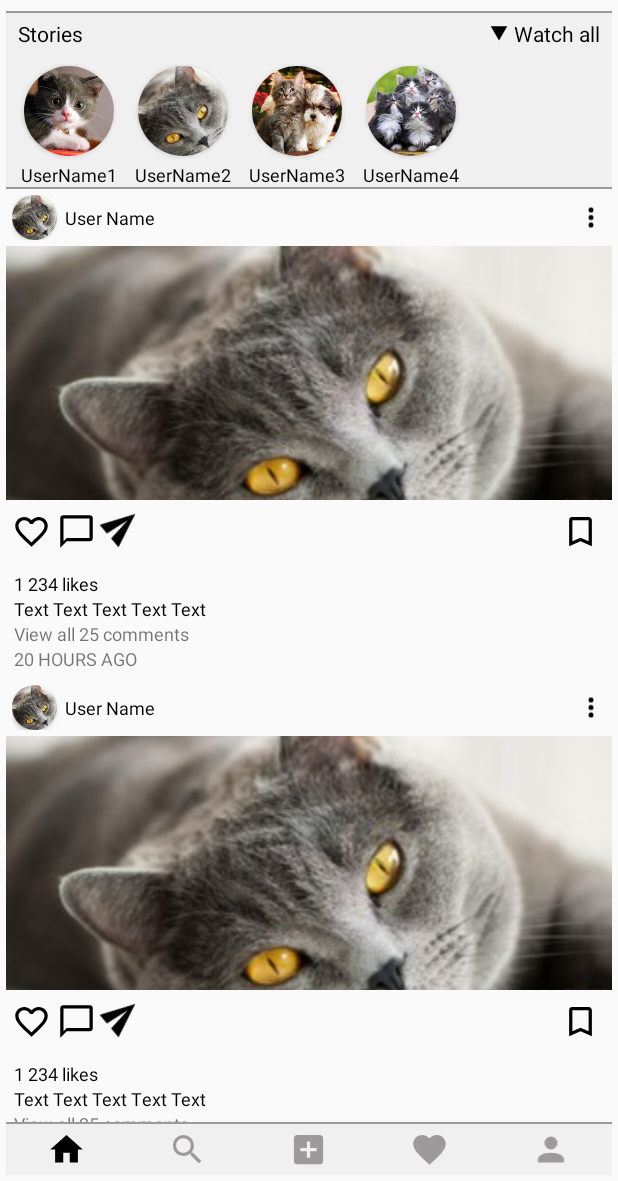
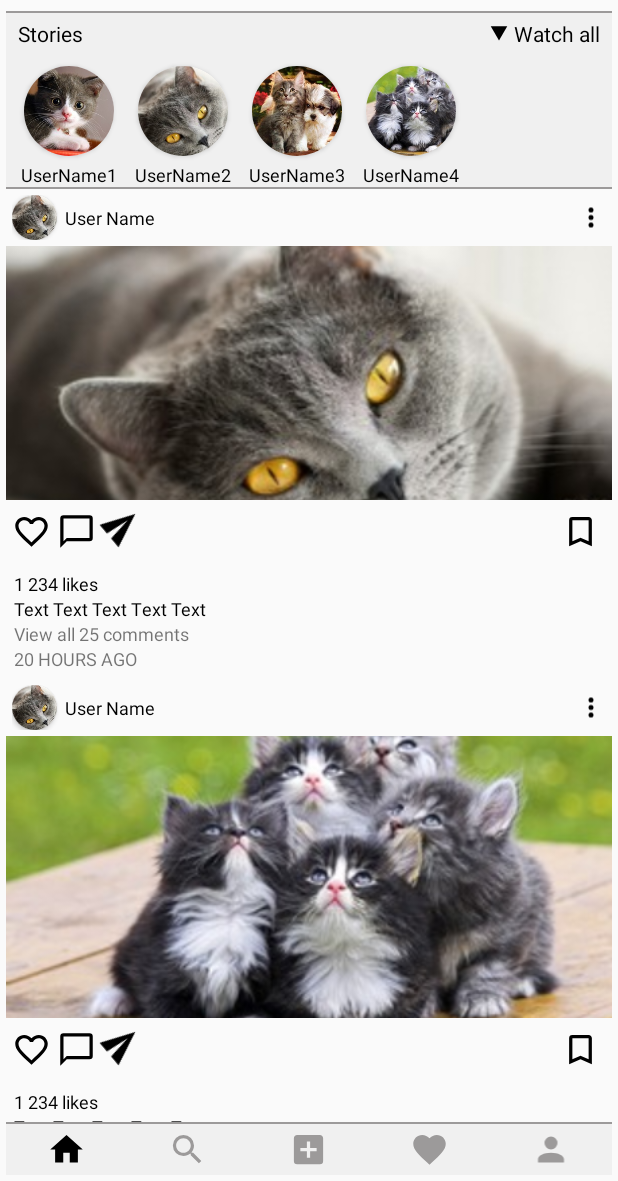
Before and after one commit to BEKTOP/HWork07_UI_Layouts, an Android app: the screen it shows after launch (MainActivity), on a phone screen of 412 x 824 dp, the part 55-1236 px from its top. Run offline under Robolectric (Android 15) with nearby library versions, the phone set to English and light mode, and no system bars.

Commit message:
the end2

```diff
--- a/app/src/main/res/layout/home_activity.xml
+++ b/app/src/main/res/layout/home_activity.xml
@@ -41,7 +41,7 @@
             android:layout_height="wrap_content"
             android:orientation="vertical">
 
-            <include layout="@layout/post_one"/>
+            <include layout="@layout/post_two"/>
 
             <include layout="@layout/post_one"/>
         </LinearLayout>
--- a/app/src/main/res/layout/post_one_content.xml
+++ b/app/src/main/res/layout/post_one_content.xml
@@ -9,7 +9,7 @@
         android:layout_height="wrap_content"
         android:layout_gravity="center"
         android:scaleType="centerCrop"
-        android:src="@drawable/image03"
+        android:src="@drawable/image02"
         />
 
     <RelativeLayout
--- /dev/null
+++ b/app/src/main/res/layout/post_two.xml
@@ -0,0 +1,145 @@
+<?xml version="1.0" encoding="utf-8"?>
+<LinearLayout xmlns:android="http://schemas.android.com/apk/res/android"
+              xmlns:app="http://schemas.android.com/apk/res-auto"
+              android:layout_width="match_parent"
+              android:layout_height="wrap_content"
+              android:orientation="vertical">
+
+    <RelativeLayout
+        android:layout_width="match_parent"
+        android:layout_height="wrap_content"
+        android:orientation="horizontal"
+        android:padding="4dp">
+
+
+        <android.support.v7.widget.CardView
+            android:id="@+id/action_image"
+            android:layout_width="30dp"
+            android:layout_height="30dp"
+            android:layout_alignParentLeft="true"
+            android:layout_alignParentStart="true"
+            app:cardCornerRadius="15dp">
+
+            <ImageView
+
+                android:id="@+id/image_avatar"
+                android:layout_width="match_parent"
+                android:layout_height="match_parent"
+                android:layout_alignParentTop="true"
+                android:layout_centerHorizontal="true"
+                android:scaleType="centerCrop"
+                android:src="@drawable/image03">
+
+            </ImageView>
+        </android.support.v7.widget.CardView>
+
+
+        <TextView
+            android:layout_width="wrap_content"
+            android:layout_height="wrap_content"
+            android:layout_centerInParent="true"
+            android:layout_margin="5dp"
+            android:layout_toEndOf="@+id/action_image"
+            android:layout_toRightOf="@+id/action_image"
+            android:text="@string/text_user_name"
+            android:textColor="@color/colorBlack"
+            android:textSize="@dimen/text_size_small"/>
+
+        <ImageView
+            android:layout_width="20dp"
+            android:layout_height="30dp"
+            android:layout_alignParentEnd="true"
+            android:layout_alignParentRight="true"
+            android:src="@drawable/dots_vertical"/>
+
+
+    </RelativeLayout>
+
+    <LinearLayout xmlns:android="http://schemas.android.com/apk/res/android"
+                  android:layout_width="match_parent"
+                  android:layout_height="wrap_content"
+                  android:orientation="vertical">
+
+        <ImageView
+            android:layout_width="match_parent"
+            android:layout_height="wrap_content"
+            android:layout_gravity="center"
+            android:scaleType="centerCrop"
+            android:src="@drawable/image03"/>
+
+        <RelativeLayout
+            android:layout_width="match_parent"
+            android:layout_height="wrap_content"
+            android:padding="4dp">
+
+            <ImageView
+                android:id="@+id/ic_favorite"
+                android:layout_width="@dimen/size_small_button"
+                android:layout_height="@dimen/size_small_button"
+                android:layout_alignParentLeft="true"
+                android:layout_alignParentStart="true"
+                android:layout_alignTop="@+id/btn_chat"
+                android:src="@drawable/heart_outline"/>
+
+            <ImageView
+                android:id="@+id/btn_chat"
+                android:layout_width="@dimen/size_small_button"
+                android:layout_height="@dimen/size_small_button"
+                android:layout_margin="4dp"
+                android:layout_toEndOf="@+id/ic_favorite"
+                android:layout_toRightOf="@+id/ic_favorite"
+                android:src="@drawable/message_outline"/>
+
+            <ImageView
+                android:layout_width="@dimen/size_small_button"
+                android:layout_height="@dimen/size_small_button"
+                android:layout_toEndOf="@+id/btn_chat"
+                android:layout_toRightOf="@+id/btn_chat"
+                android:rotation="-40"
+                android:src="@drawable/send"/>
+
+            <ImageView
+                android:layout_width="@dimen/size_small_button"
+                android:layout_height="@dimen/size_small_button"
+                android:layout_alignParentRight="true"
+                android:layout_margin="4dp"
+                android:src="@drawable/bookmark_outline"/>
+
+        </RelativeLayout>
+
+        <LinearLayout
+            android:layout_width="match_parent"
+            android:layout_height="wrap_content"
+            android:orientation="vertical"
+            android:padding="5dp">
+
+            <TextView
+                android:layout_width="match_parent"
+                android:layout_height="wrap_content"
+                android:text="@string/text_likes_count"
+                android:textColor="@color/colorBlack"
+                android:textSize="@dimen/text_size_small"/>
+
+            <TextView
+                android:layout_width="wrap_content"
+                android:layout_height="wrap_content"
+                android:text="@string/simple_text"
+                android:textColor="@color/colorBlack"
+                android:textSize="@dimen/text_size_small"/>
+
+            <TextView
+                android:layout_width="wrap_content"
+                android:layout_height="wrap_content"
+                android:text="@string/text_comments"
+                android:textSize="@dimen/text_size_small"/>
+
+            <TextView
+                android:layout_width="wrap_content"
+                android:layout_height="wrap_content"
+                android:text="@string/time_last_comments"
+                android:textSize="@dimen/text_size_small"/>
+
+        </LinearLayout>
+
+    </LinearLayout>
+</LinearLayout>
--- a/app/src/main/res/layout/user_account_activity.xml
+++ b/app/src/main/res/layout/user_account_activity.xml
@@ -56,7 +56,7 @@
 
             <include layout="@layout/post_one"/>
 
-            <include layout="@layout/post_one"/>
+            <include layout="@layout/post_two"/>
         </LinearLayout>
 
     </ScrollView>
```
